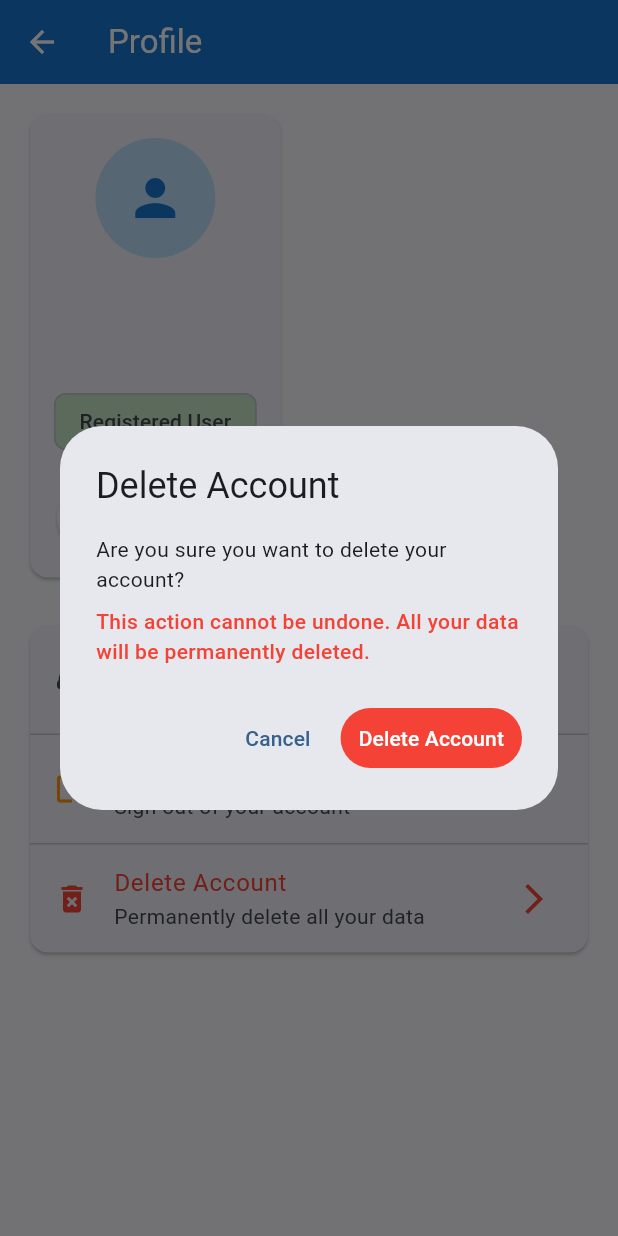
After one commit to noodev8/splitdine2, a Flutter app: the ProfileScreen screen opened directly, after a tap on "Edit Name", after a tap on "Cancel", after a tap on "Delete Account", on a phone screen of 412 x 824 dp. The commit adds this screen. Run offline on Flutter 3.47's test engine with Material 3 defaults, Android fonts, the phone set to English and light mode, and no system bars; our stand-ins replace shared_preferences; accounts and stored records are empty.

Commit message:
Profile screen

```diff
--- /dev/null
+++ b/splitdine2_flutter/lib/screens/profile_screen.dart
@@ -0,0 +1,353 @@
+import 'package:flutter/material.dart';
+import 'package:provider/provider.dart';
+import 'package:url_launcher/url_launcher.dart';
+import '../services/auth_provider.dart';
+import 'login_screen.dart';
+
+class ProfileScreen extends StatefulWidget {
+  const ProfileScreen({super.key});
+
+  @override
+  State<ProfileScreen> createState() => _ProfileScreenState();
+}
+
+class _ProfileScreenState extends State<ProfileScreen> {
+  final _formKey = GlobalKey<FormState>();
+  final _nameController = TextEditingController();
+  bool _isEditing = false;
+
+  @override
+  void initState() {
+    super.initState();
+    final authProvider = Provider.of<AuthProvider>(context, listen: false);
+    _nameController.text = authProvider.user?.displayName ?? '';
+  }
+
+  @override
+  void dispose() {
+    _nameController.dispose();
+    super.dispose();
+  }
+
+  Future<void> _updateName() async {
+    if (_formKey.currentState!.validate()) {
+      final authProvider = Provider.of<AuthProvider>(context, listen: false);
+
+      final success = await authProvider.updateProfile(_nameController.text.trim());
+
+      if (success && mounted) {
+        ScaffoldMessenger.of(context).showSnackBar(
+          const SnackBar(content: Text('Name updated successfully!')),
+        );
+
+        setState(() {
+          _isEditing = false;
+        });
+      } else if (mounted) {
+        ScaffoldMessenger.of(context).showSnackBar(
+          SnackBar(
+            content: Text(authProvider.errorMessage ?? 'Failed to update name'),
+            backgroundColor: Colors.red,
+          ),
+        );
+      }
+    }
+  }
+
+  Future<void> _contactSupport() async {
+    const email = 'info@noodev8.com';
+    const subject = 'Split Dine Support Request';
+    final uri = Uri(
+      scheme: 'mailto',
+      path: email,
+      query: 'subject=$subject',
+    );
+
+    try {
+      if (await canLaunchUrl(uri)) {
+        await launchUrl(uri);
+      } else {
+        if (mounted) {
+          ScaffoldMessenger.of(context).showSnackBar(
+            const SnackBar(
+              content: Text('Please email us at info@noodev8.com'),
+            ),
+          );
+        }
+      }
+    } catch (e) {
+      if (mounted) {
+        ScaffoldMessenger.of(context).showSnackBar(
+          const SnackBar(
+            content: Text('Please email us at info@noodev8.com'),
+          ),
+        );
+      }
+    }
+  }
+
+  Future<void> _logout() async {
+    final shouldLogout = await _showLogoutConfirmDialog();
+    if (shouldLogout && mounted) {
+      final authProvider = Provider.of<AuthProvider>(context, listen: false);
+      await authProvider.logout();
+
+      if (mounted) {
+        Navigator.of(context).pushAndRemoveUntil(
+          MaterialPageRoute(builder: (context) => const LoginScreen()),
+          (route) => false,
+        );
+      }
+    }
+  }
+
+  Future<void> _deleteAccount() async {
+    final shouldDelete = await _showDeleteAccountDialog();
+    if (shouldDelete && mounted) {
+      final authProvider = Provider.of<AuthProvider>(context, listen: false);
+
+      final success = await authProvider.deleteAccount();
+
+      if (success && mounted) {
+        Navigator.of(context).pushAndRemoveUntil(
+          MaterialPageRoute(builder: (context) => const LoginScreen()),
+          (route) => false,
+        );
+
+        ScaffoldMessenger.of(context).showSnackBar(
+          const SnackBar(
+            content: Text('Account deleted successfully'),
+            backgroundColor: Colors.red,
+          ),
+        );
+      } else if (mounted) {
+        ScaffoldMessenger.of(context).showSnackBar(
+          SnackBar(
+            content: Text(authProvider.errorMessage ?? 'Failed to delete account'),
+            backgroundColor: Colors.red,
+          ),
+        );
+      }
+    }
+  }
+
+  Future<bool> _showLogoutConfirmDialog() async {
+    return await showDialog<bool>(
+      context: context,
+      builder: (context) => AlertDialog(
+        title: const Text('Logout'),
+        content: const Text('Are you sure you want to logout?'),
+        actions: [
+          TextButton(
+            onPressed: () => Navigator.of(context).pop(false),
+            child: const Text('Cancel'),
+          ),
+          TextButton(
+            onPressed: () => Navigator.of(context).pop(true),
+            style: TextButton.styleFrom(foregroundColor: Colors.red),
+            child: const Text('Logout'),
+          ),
+        ],
+      ),
+    ) ?? false;
+  }
+
+  Future<bool> _showDeleteAccountDialog() async {
+    return await showDialog<bool>(
+      context: context,
+      builder: (context) => AlertDialog(
+        title: const Text('Delete Account'),
+        content: const Column(
+          mainAxisSize: MainAxisSize.min,
+          crossAxisAlignment: CrossAxisAlignment.start,
+          children: [
+            Text('Are you sure you want to delete your account?'),
+            SizedBox(height: 8),
+            Text(
+              'This action cannot be undone. All your data will be permanently deleted.',
+              style: TextStyle(
+                color: Colors.red,
+                fontWeight: FontWeight.w500,
+              ),
+            ),
+          ],
+        ),
+        actions: [
+          TextButton(
+            onPressed: () => Navigator.of(context).pop(false),
+            child: const Text('Cancel'),
+          ),
+          TextButton(
+            onPressed: () => Navigator.of(context).pop(true),
+            style: TextButton.styleFrom(
+              foregroundColor: Colors.white,
+              backgroundColor: Colors.red,
+            ),
+            child: const Text('Delete Account'),
+          ),
+        ],
+      ),
+    ) ?? false;
+  }
+
+  @override
+  Widget build(BuildContext context) {
+    return Scaffold(
+      appBar: AppBar(
+        title: const Text('Profile'),
+        backgroundColor: Colors.blue.shade700,
+        foregroundColor: Colors.white,
+      ),
+      body: Consumer<AuthProvider>(
+        builder: (context, authProvider, child) {
+          final user = authProvider.user;
+
+          if (user == null) {
+            return const Center(
+              child: CircularProgressIndicator(),
+            );
+          }
+
+          return SingleChildScrollView(
+            padding: const EdgeInsets.all(16.0),
+            child: Column(
+              crossAxisAlignment: CrossAxisAlignment.start,
+              children: [
+                // Profile Header
+                Card(
+                  child: Padding(
+                    padding: const EdgeInsets.all(16.0),
+                    child: Column(
+                      children: [
+                        CircleAvatar(
+                          radius: 40,
+                          backgroundColor: Colors.blue.shade100,
+                          child: Icon(
+                            Icons.person,
+                            size: 40,
+                            color: Colors.blue.shade700,
+                          ),
+                        ),
+                        const SizedBox(height: 16),
+                        if (_isEditing) ...[
+                          Form(
+                            key: _formKey,
+                            child: Column(
+                              children: [
+                                TextFormField(
+                                  controller: _nameController,
+                                  decoration: const InputDecoration(
+                                    labelText: 'Display Name',
+                                    border: OutlineInputBorder(),
+                                  ),
+                                  validator: (value) {
+                                    if (value == null || value.trim().isEmpty) {
+                                      return 'Please enter your name';
+                                    }
+                                    return null;
+                                  },
+                                ),
+                                const SizedBox(height: 16),
+                                Row(
+                                  mainAxisAlignment: MainAxisAlignment.spaceEvenly,
+                                  children: [
+                                    TextButton(
+                                      onPressed: () {
+                                        setState(() {
+                                          _isEditing = false;
+                                          _nameController.text = user.displayName;
+                                        });
+                                      },
+                                      child: const Text('Cancel'),
+                                    ),
+                                    ElevatedButton(
+                                      onPressed: _updateName,
+                                      child: const Text('Save'),
+                                    ),
+                                  ],
+                                ),
+                              ],
+                            ),
+                          ),
+                        ] else ...[
+                          Text(
+                            user.displayName,
+                            style: Theme.of(context).textTheme.headlineSmall,
+                          ),
+                          const SizedBox(height: 8),
+                          if (!user.isAnonymous && user.email != null) ...[
+                            Text(
+                              user.email!,
+                              style: Theme.of(context).textTheme.bodyMedium?.copyWith(
+                                color: Colors.grey.shade600,
+                              ),
+                            ),
+                            const SizedBox(height: 8),
+                          ],
+                          Chip(
+                            label: Text(user.isAnonymous ? 'Guest User' : 'Registered User'),
+                            backgroundColor: user.isAnonymous
+                                ? Colors.orange.shade100
+                                : Colors.green.shade100,
+                          ),
+                          const SizedBox(height: 16),
+                          ElevatedButton.icon(
+                            onPressed: () {
+                              setState(() {
+                                _isEditing = true;
+                              });
+                            },
+                            icon: const Icon(Icons.edit),
+                            label: const Text('Edit Name'),
+                          ),
+                        ],
+                      ],
+                    ),
+                  ),
+                ),
+
+                const SizedBox(height: 24),
+
+                // Profile Options
+                Card(
+                  child: Column(
+                    children: [
+                      ListTile(
+                        leading: const Icon(Icons.support_agent),
+                        title: const Text('Contact Support'),
+                        subtitle: const Text('Get help or report issues'),
+                        trailing: const Icon(Icons.arrow_forward_ios),
+                        onTap: _contactSupport,
+                      ),
+                      const Divider(height: 1),
+                      ListTile(
+                        leading: const Icon(Icons.logout, color: Colors.orange),
+                        title: const Text('Logout'),
+                        subtitle: const Text('Sign out of your account'),
+                        trailing: const Icon(Icons.arrow_forward_ios),
+                        onTap: _logout,
+                      ),
+                      if (!user.isAnonymous) ...[
+                        const Divider(height: 1),
+                        ListTile(
+                          leading: const Icon(Icons.delete_forever, color: Colors.red),
+                          title: const Text(
+                            'Delete Account',
+                            style: TextStyle(color: Colors.red),
+                          ),
+                          subtitle: const Text('Permanently delete all your data'),
+                          trailing: const Icon(Icons.arrow_forward_ios, color: Colors.red),
+                          onTap: _deleteAccount,
+                        ),
+                      ],
+                    ],
+                  ),
+                ),
+              ],
+            ),
+          );
+        },
+      ),
+    );
+  }
+}
--- a/splitdine2_flutter/lib/services/auth_service.dart
+++ b/splitdine2_flutter/lib/services/auth_service.dart
@@ -142,4 +142,67 @@ class AuthService {
       return false;
     }
   }
+
+  // Update user profile
+  Future<Map<String, dynamic>> updateProfile(String displayName) async {
+    try {
+      final token = await getStoredToken();
+      if (token == null) {
+        return {'success': false, 'message': 'No authentication token found'};
+      }
+
+      final response = await http.post(
+        Uri.parse('$baseUrl/auth/update-profile'),
+        headers: {
+          'Content-Type': 'application/json',
+          'Authorization': 'Bearer $token',
+        },
+        body: jsonEncode({
+          'display_name': displayName,
+        }),
+      );
+
+      final data = jsonDecode(response.body);
+
+      if (data['return_code'] == 'SUCCESS') {
+        // Update stored user data
+        await _storeAuthData(token, data['user']);
+        return {'success': true, 'user': data['user']};
+      } else {
+        return {'success': false, 'message': data['message']};
+      }
+    } catch (e) {
+      return {'success': false, 'message': 'Network error: $e'};
+    }
+  }
+
+  // Delete user account
+  Future<Map<String, dynamic>> deleteAccount() async {
+    try {
+      final token = await getStoredToken();
+      if (token == null) {
+        return {'success': false, 'message': 'No authentication token found'};
+      }
+
+      final response = await http.post(
+        Uri.parse('$baseUrl/auth/delete-account'),
+        headers: {
+          'Content-Type': 'application/json',
+          'Authorization': 'Bearer $token',
+        },
+      );
+
+      final data = jsonDecode(response.body);
+
+      if (data['return_code'] == 'SUCCESS') {
+        // Clear stored data
+        await logout();
+        return {'success': true, 'message': data['message']};
+      } else {
+        return {'success': false, 'message': data['message']};
+      }
+    } catch (e) {
+      return {'success': false, 'message': 'Network error: $e'};
+    }
+  }
 }
--- a/splitdine2_flutter/lib/services/session_provider.dart
+++ b/splitdine2_flutter/lib/services/session_provider.dart
@@ -32,6 +32,12 @@ class SessionProvider with ChangeNotifier {
 
   void _setError(String? error) {
     _errorMessage = error;
+    notifyListeners();
+  }
+
+  // Clear error message
+  void clearError() {
+    _errorMessage = null;
     notifyListeners();
   }
 
--- a/splitdine2_flutter/pubspec.yaml
+++ b/splitdine2_flutter/pubspec.yaml
@@ -42,6 +42,7 @@ dependencies:
   provider: ^6.1.1
   shared_preferences: ^2.5.3
   intl: ^0.20.2
+  url_launcher: ^6.2.4
 
   # Additional packages for later phases
   # image_picker: ^1.0.7
```
Also changed, not shown: splitdine2_flutter/lib/screens/dashboard_screen.dart (+12 -0 lines), splitdine2_flutter/lib/screens/login_screen.dart (+57 -0 lines), splitdine2_flutter/lib/screens/session_lobby_screen.dart (+38 -6 lines), splitdine2_flutter/lib/services/auth_provider.dart (+48 -0 lines), 2 other files.
